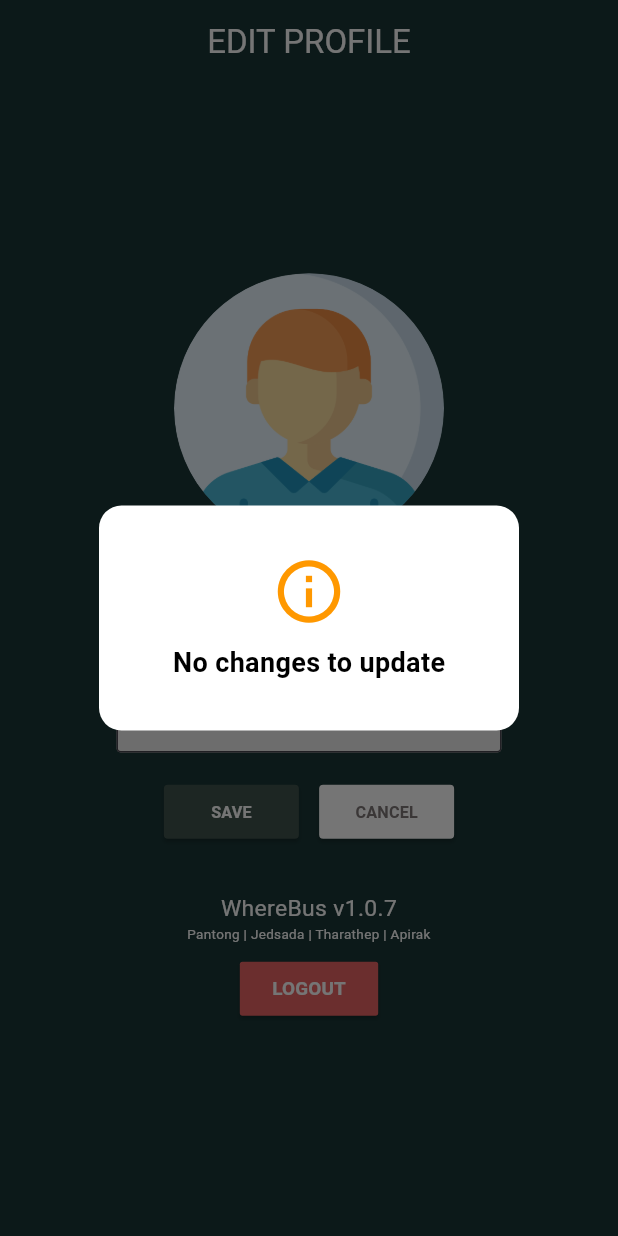
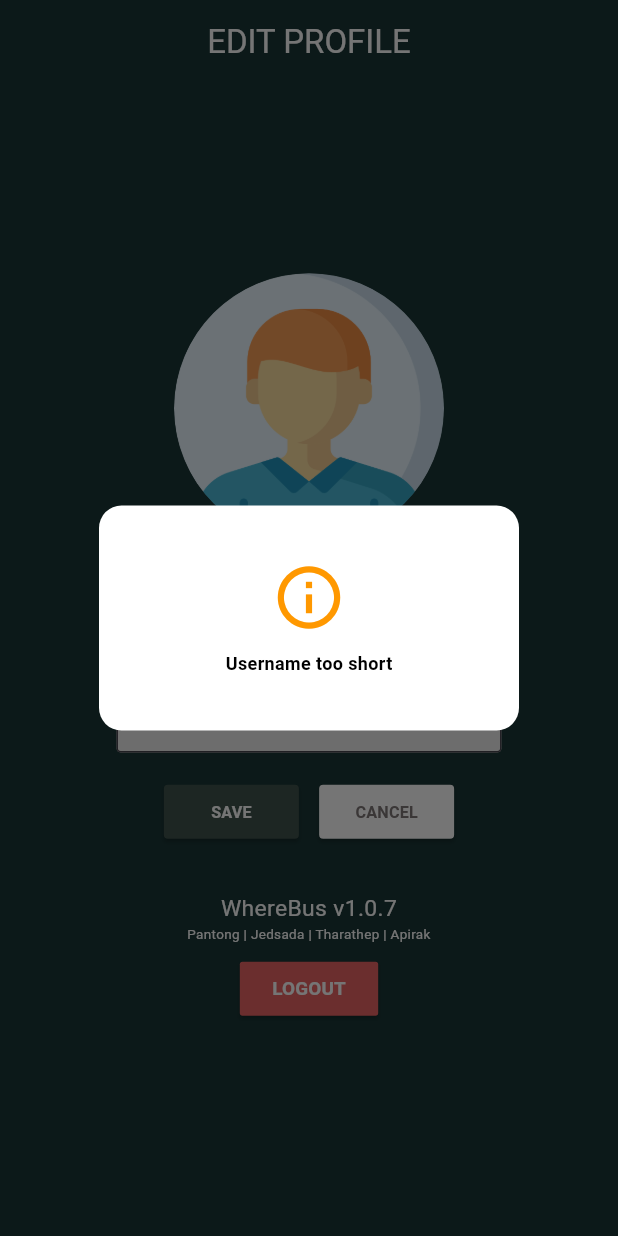
Before and after one commit to Paxius025/WhereBus_app, a Flutter app: the EditProfileScreen screen opened directly with empty values, after a tap on "SAVE", on a phone screen of 412 x 824 dp. Run offline on Flutter 3.47's test engine with Material 3 defaults, Android fonts, the phone set to English and light mode, and no system bars; our stand-ins replace flutter_map, geolocator, latlong2, stroke_text.

Commit message:
Add username validation and popup for short username in EditProfileScreen

```diff
--- a/lib/screens/edit_profile_screen.dart
+++ b/lib/screens/edit_profile_screen.dart
@@ -45,6 +45,16 @@ class _EditProfileScreenState extends State<EditProfileScreen> {
       _successMessage = '';
     });
 
+    // ตรวจสอบความยาวของชื่อผู้ใช้
+    if (_usernameController.text.length < 5) {
+      // แสดง popup ข้อความว่าชื่อผู้สั้นเกินไป
+      _showUsernameTooShortDialog();
+      setState(() {
+        _isLoading = false; // ปิดการโหลด
+      });
+      return;
+    }
+
     // ตรวจสอบว่ามีการกรอกข้อมูลใหม่หรือไม่
     if (_usernameController.text == widget.username &&
         _emailController.text == widget.email &&
@@ -88,6 +98,53 @@ class _EditProfileScreenState extends State<EditProfileScreen> {
     }
   }
 
+  // ฟังก์ชันสำหรับแสดง popup เมื่อชื่อผู้ใช้สั้นเกินไป
+  void _showUsernameTooShortDialog() {
+    showDialog(
+      context: context,
+      barrierDismissible: false, // ป้องกันการปิด popup เมื่อกดพื้นที่ว่าง
+      builder: (BuildContext context) {
+        return Dialog(
+          backgroundColor: Colors.transparent, // พื้นหลังโปร่งใส
+          child: Container(
+            width: 150,
+            height: 150,
+            decoration: BoxDecoration(
+              color: Colors.white, // พื้นหลังสีขาว
+              borderRadius: BorderRadius.circular(15),
+            ),
+            child: Column(
+              mainAxisAlignment: MainAxisAlignment.center,
+              children: [
+                Icon(
+                  Icons.info_outline, // ไอคอนข้อมูล
+                  color: Colors.orange, // เปลี่ยนสีไอคอนเป็นสีส้ม
+                  size: 50, // ขนาดเครื่องหมายข้อมูล
+                ),
+                const SizedBox(height: 10),
+                const Text(
+                  'Username too short', // ข้อความเมื่อชื่อผู้ใช้สั้นเกินไป
+                  style: TextStyle(
+                    fontSize: 12,
+                    fontWeight: FontWeight.bold,
+                    color: Colors.black,
+                  ),
+                ),
+              ],
+            ),
+          ),
+        );
+      },
+    );
+
+    // หน่วงเวลา 1.5 วินาทีก่อนปิด popup
+    Future.delayed(const Duration(milliseconds: 1500), () {
+      if (mounted) {
+        Navigator.pop(context); // ปิด popup
+      }
+    });
+  }
+
   // ฟังก์ชันสำหรับแสดง popup เมื่ออัปเดตสำเร็จ
   void _showSuccessDialog() {
     showDialog(
@@ -115,7 +172,7 @@ class _EditProfileScreenState extends State<EditProfileScreen> {
                 const Text(
                   'Profile updated successfully', // ข้อความเมื่ออัปเดตสำเร็จ
                   style: TextStyle(
-                    fontSize: 18,
+                    fontSize: 12,
                     fontWeight: FontWeight.bold,
                     color: Colors.black,
                   ),
@@ -143,7 +200,7 @@ class _EditProfileScreenState extends State<EditProfileScreen> {
     });
   }
 
-// ฟังก์ชันสำหรับแสดง popup ว่าไม่มีการอัปเดตข้อมูล
+  // ฟังก์ชันสำหรับแสดง popup ว่าไม่มีการอัปเดตข้อมูล
   void _showNoUpdateDialog() {
     showDialog(
       context: context,
@@ -170,7 +227,7 @@ class _EditProfileScreenState extends State<EditProfileScreen> {
                 const Text(
                   'No changes to update', // ข้อความแทน Nothing update now
                   style: TextStyle(
-                    fontSize: 18,
+                    fontSize: 12,
                     fontWeight: FontWeight.bold,
                     color: Colors.black,
                   ),
```
